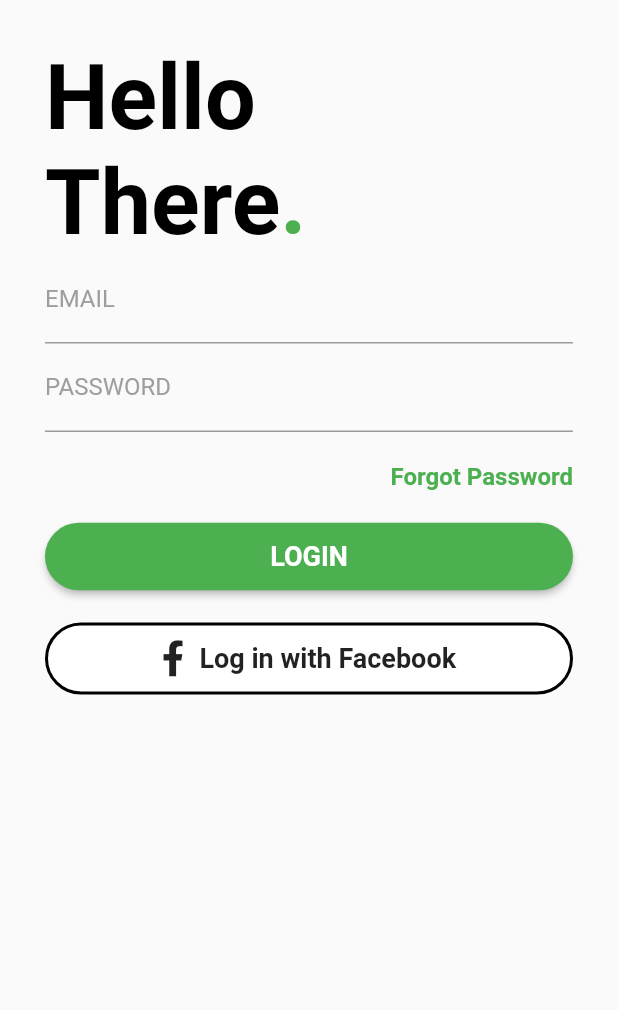
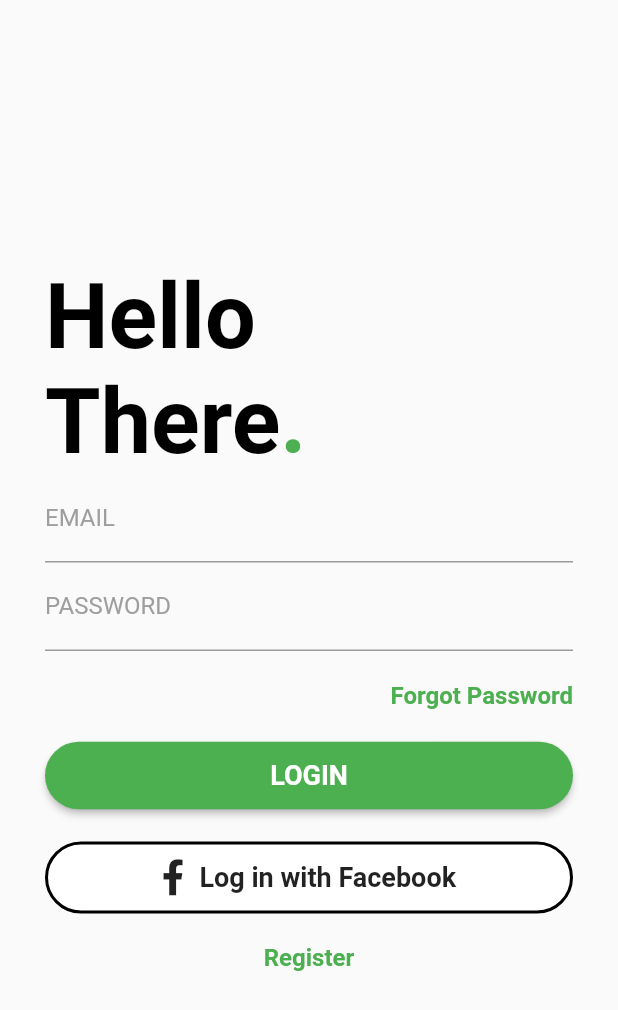
Before and after one commit to jacepm/flutter-login, a Flutter app: the screen it shows after launch, on a phone screen of 412 x 824 dp. Shown: the top 1010 px of the screen. Run offline on Flutter 3.47's test engine with Material 2 defaults, Android fonts, the phone set to English and light mode, and no system bars; our stand-ins replace font_awesome_flutter; Roboto replaces fonts that are missing (Montserrat).

Commit message:
feat: add GestureDetector register

```diff
--- a/lib/main.dart
+++ b/lib/main.dart
@@ -34,7 +34,8 @@ class _MyHomePageState extends State<MyHomePage> {
   @override
   Widget build(BuildContext context) {
     return Scaffold(
-      body: SingleChildScrollView(
+      body: Center(
+        child: SingleChildScrollView(
           child: Container(
             margin: EdgeInsets.all(30.0),
             child: Column(
@@ -107,7 +108,21 @@ class _MyHomePageState extends State<MyHomePage> {
                     side: BorderSide(color: Colors.black, width: 2.0),
                   ),
                 ),
+                SizedBox(height: 20.0),
+                GestureDetector(
+                  child: Text(
+                    'Register',
+                    style: TextStyle(
+                      color: Colors.green,
+                      fontSize: 16.0,
+                      fontWeight: FontWeight.bold,
+                    ),
+                    textAlign: TextAlign.center,
+                  ),
+                  onTap: () {},
+                ),
               ],
+            ),
           ),
         ),
       ),
```
Lines whose indentation alone changed are shown as unchanged.
